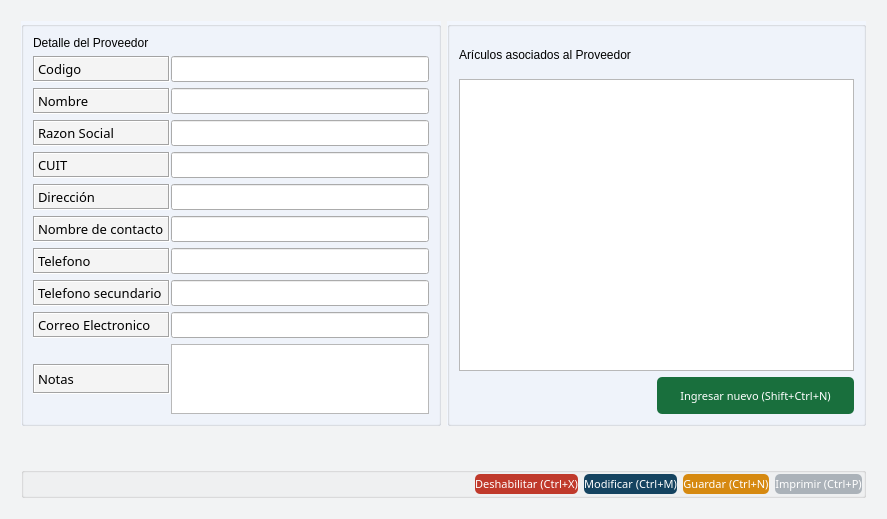
Above: gui/detalles/proveedor_detalle.ui from Lonaris/Corupel before the change. Below: the same form after it.
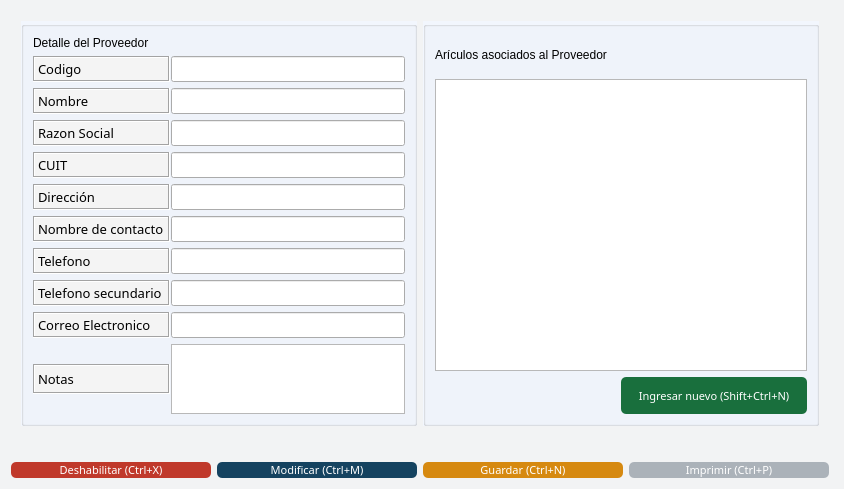
That is the form after the change. Icons and pictures are not drawn.

Commit message: Arreglos de botones

Patch:
```diff
--- a/gui/detalles/proveedor_detalle.ui
+++ b/gui/detalles/proveedor_detalle.ui
@@ -6,8 +6,8 @@
    <rect>
     <x>0</x>
     <y>0</y>
-    <width>887</width>
-    <height>519</height>
+    <width>844</width>
+    <height>474</height>
    </rect>
   </property>
   <property name="sizePolicy">
@@ -445,8 +445,8 @@
    <number>-1</number>
   </property>
   <layout class="QGridLayout" name="gridLayout">
-   <item row="0" column="0">
-    <layout class="QVBoxLayout" name="main_layout" stretch="10,1,0">
+   <item row="0" column="0" colspan="4">
+    <layout class="QVBoxLayout" name="main_layout" stretch="10,1">
      <property name="leftMargin">
       <number>10</number>
      </property>
@@ -1184,60 +1184,22 @@
        </property>
       </spacer>
      </item>
-     <item>
-      <widget class="QGroupBox" name="box_prov_botones">
-       <property name="maximumSize">
-        <size>
-         <width>16777215</width>
-         <height>50</height>
-        </size>
-       </property>
-       <property name="title">
-        <string/>
-       </property>
-       <property name="flat">
-        <bool>false</bool>
-       </property>
-       <property name="checkable">
-        <bool>false</bool>
-       </property>
-       <layout class="QGridLayout" name="gridLayout_2">
-        <property name="sizeConstraint">
-         <enum>QLayout::SetMinimumSize</enum>
-        </property>
-        <property name="leftMargin">
-         <number>1</number>
-        </property>
-        <property name="topMargin">
-         <number>1</number>
-        </property>
-        <property name="rightMargin">
-         <number>1</number>
-        </property>
-        <property name="bottomMargin">
-         <number>1</number>
-        </property>
-        <item row="0" column="0">
-         <spacer name="horizontalSpacer_4">
-          <property name="orientation">
-           <enum>Qt::Horizontal</enum>
-          </property>
-          <property name="sizeHint" stdset="0">
-           <size>
-            <width>40</width>
-            <height>20</height>
-           </size>
-          </property>
-         </spacer>
-        </item>
-        <item row="0" column="1">
+    </layout>
+   </item>
+   <item row="1" column="0">
          <widget class="QPushButton" name="btn_deshabilitar">
           <property name="sizePolicy">
-           <sizepolicy hsizetype="Fixed" vsizetype="Expanding">
+      <sizepolicy hsizetype="Expanding" vsizetype="Fixed">
             <horstretch>0</horstretch>
             <verstretch>0</verstretch>
            </sizepolicy>
           </property>
+     <property name="maximumSize">
+      <size>
+       <width>200</width>
+       <height>200</height>
+      </size>
+     </property>
           <property name="palette">
            <palette>
             <active>
@@ -1689,14 +1651,20 @@
           </property>
          </widget>
         </item>
-        <item row="0" column="2">
+   <item row="1" column="1">
          <widget class="QPushButton" name="btn_modificar">
           <property name="sizePolicy">
-           <sizepolicy hsizetype="Fixed" vsizetype="Expanding">
+      <sizepolicy hsizetype="Expanding" vsizetype="Fixed">
             <horstretch>0</horstretch>
             <verstretch>0</verstretch>
            </sizepolicy>
           </property>
+     <property name="maximumSize">
+      <size>
+       <width>200</width>
+       <height>200</height>
+      </size>
+     </property>
           <property name="font">
            <font>
             <family>Ariall</family>
@@ -1742,14 +1710,20 @@
           </property>
          </widget>
         </item>
-        <item row="0" column="3">
+   <item row="1" column="2">
          <widget class="QPushButton" name="btn_nuevo">
           <property name="sizePolicy">
-           <sizepolicy hsizetype="Fixed" vsizetype="Expanding">
+      <sizepolicy hsizetype="Expanding" vsizetype="Fixed">
             <horstretch>0</horstretch>
             <verstretch>0</verstretch>
            </sizepolicy>
           </property>
+     <property name="maximumSize">
+      <size>
+       <width>200</width>
+       <height>200</height>
+      </size>
+     </property>
           <property name="font">
            <font>
             <family>Ariall</family>
@@ -1791,14 +1765,20 @@
           </property>
          </widget>
         </item>
-        <item row="0" column="4">
+   <item row="1" column="3">
          <widget class="QPushButton" name="btn_imprimir">
           <property name="sizePolicy">
-           <sizepolicy hsizetype="Fixed" vsizetype="Expanding">
+      <sizepolicy hsizetype="Expanding" vsizetype="Fixed">
             <horstretch>0</horstretch>
             <verstretch>0</verstretch>
            </sizepolicy>
           </property>
+     <property name="maximumSize">
+      <size>
+       <width>200</width>
+       <height>200</height>
+      </size>
+     </property>
           <property name="font">
            <font>
             <family>Ariall</family>
@@ -1835,11 +1815,6 @@
         </item>
        </layout>
       </widget>
-     </item>
-    </layout>
-   </item>
-  </layout>
- </widget>
  <tabstops>
   <tabstop>prov_id</tabstop>
   <tabstop>prov_nombre</tabstop>
```
Left out of the diff: 4 changed lines with no effect on the pictures. Lines whose indentation alone changed are shown as unchanged. The commit also changes 11 other files.
